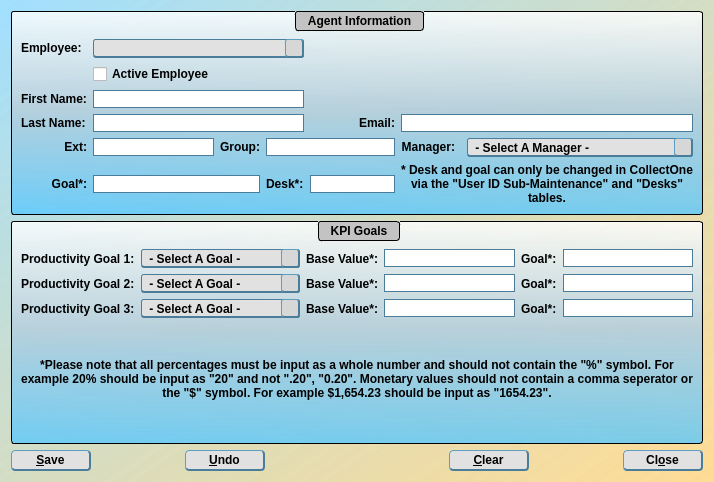
Old version of the form agent_maintenance.ui in the repository jakesb27/Manager_KPI_Tracker.
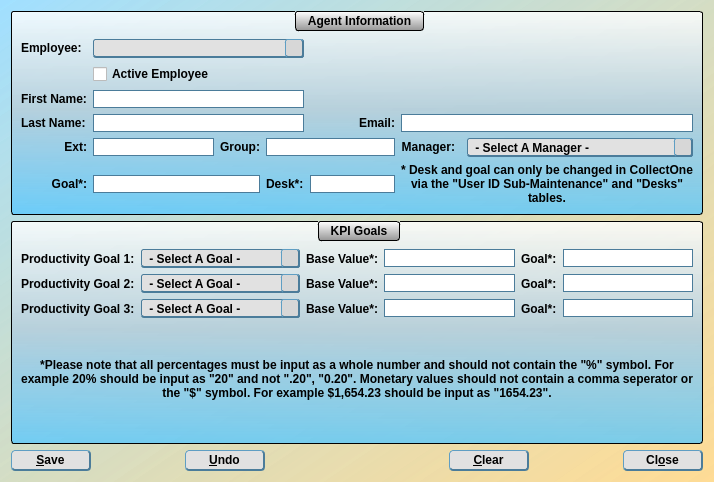
New version of the form. Icons and pictures are not drawn.

What changed in the file:
```diff
--- a/agent_maintenance.ui
+++ b/agent_maintenance.ui
@@ -35,7 +35,7 @@
 	font-weight: bold;
 }
 QGroupBox::title{
-	background-color: rgb(195, 195, 195);
+	background-color: qlineargradient(spread:pad, x1:0.50035, y1:1, x2:0.5, y2:0, stop:0 rgba(151, 151, 151, 255), stop:1 rgba(255, 255, 255, 255));
 	border: 1px solid black;
 	border-radius: 3px;
 	padding: 2 10px;
```
Left out of the diff: 2 changed lines with no effect on the pictures.
